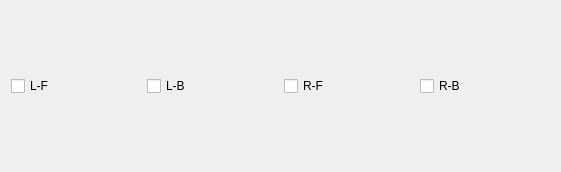
First picture: the form in dragon_visualization/rqt_plot_entire/src/rqt_plot_entire/rqt_plot_foots/resource/plot.ui, repository zz19930617/dragon_visualization, before the edit.
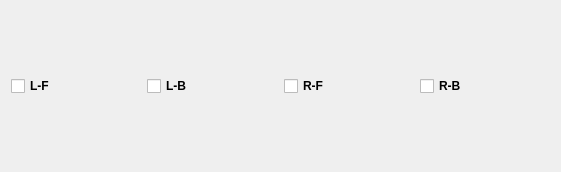
Second picture: the form after the edit.

Commit message: change the font for big screen

```diff
--- a/dragon_visualization/rqt_plot_entire/src/rqt_plot_entire/rqt_plot_foots/resource/plot.ui
+++ b/dragon_visualization/rqt_plot_entire/src/rqt_plot_entire/rqt_plot_foots/resource/plot.ui
@@ -28,6 +28,12 @@
     <layout class="QHBoxLayout" name="horizontalLayout">
      <item>
       <widget class="QCheckBox" name="checkBox_lf">
+       <property name="font">
+        <font>
+         <weight>75</weight>
+         <bold>true</bold>
+        </font>
+       </property>
        <property name="text">
         <string>L-F</string>
        </property>
@@ -35,6 +41,12 @@
      </item>
      <item>
       <widget class="QCheckBox" name="checkBox_lb">
+       <property name="font">
+        <font>
+         <weight>75</weight>
+         <bold>true</bold>
+        </font>
+       </property>
        <property name="text">
         <string>L-B</string>
        </property>
@@ -42,6 +54,12 @@
      </item>
      <item>
       <widget class="QCheckBox" name="checkBox_rf">
+       <property name="font">
+        <font>
+         <weight>75</weight>
+         <bold>true</bold>
+        </font>
+       </property>
        <property name="text">
         <string>R-F</string>
        </property>
@@ -49,6 +67,12 @@
      </item>
      <item>
       <widget class="QCheckBox" name="checkBox_rb">
+       <property name="font">
+        <font>
+         <weight>75</weight>
+         <bold>true</bold>
+        </font>
+       </property>
        <property name="text">
         <string>R-B</string>
        </property>
```
The commit also changes 200 other files.
